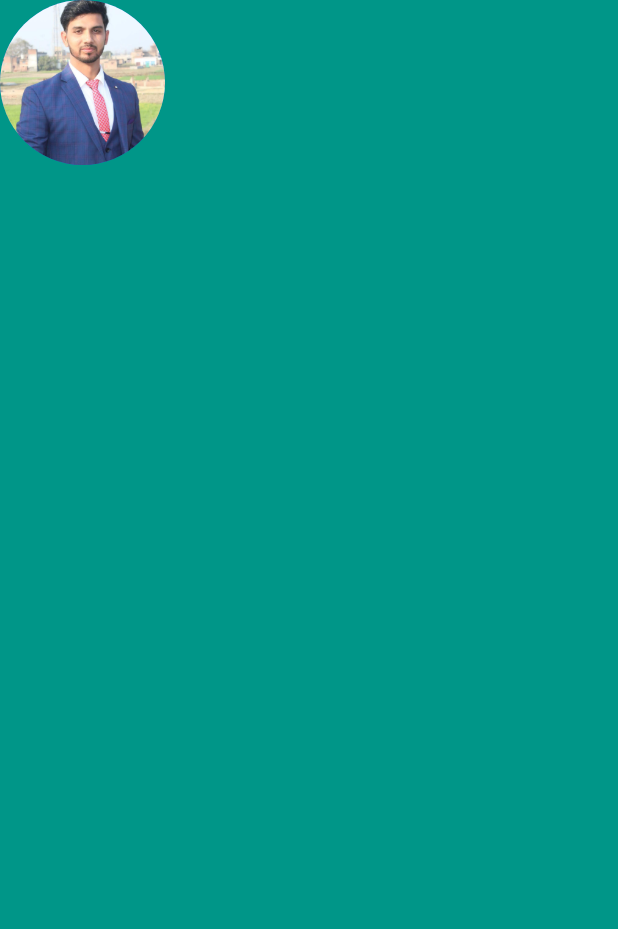
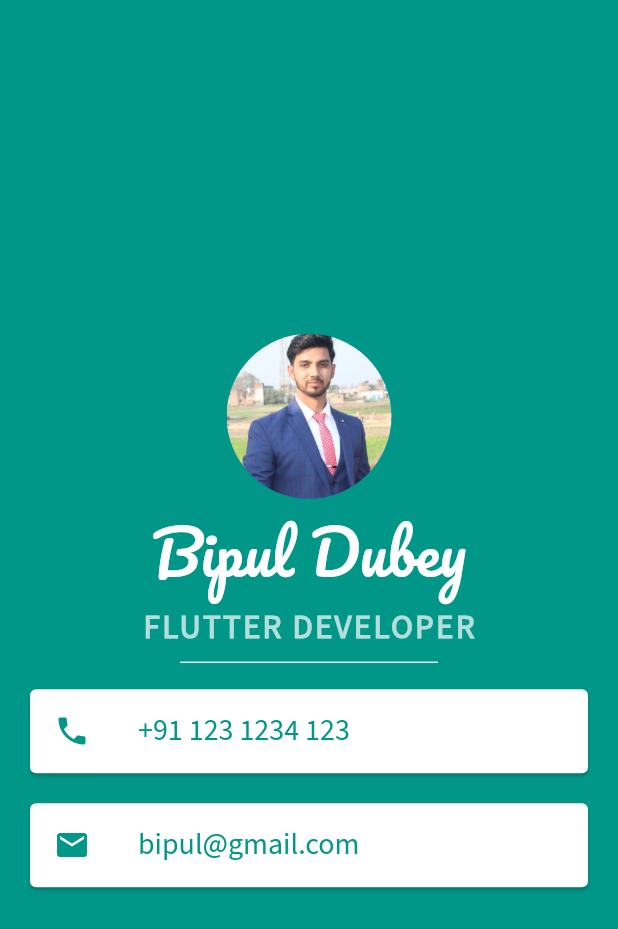
Before and after one commit to Bipul-Dubey/Flutter_learning, a Flutter app: the screen it shows after launch, on a phone screen of 412 x 824 dp. Shown: the top 929 px of the screen. Run offline on Flutter 3.47's test engine with Material 2 defaults, Android fonts, the phone set to English and light mode, and no system bars.

Commit message:
final mi_card

```diff
--- a/mi_card/lib/main.dart
+++ b/mi_card/lib/main.dart
@@ -10,15 +10,75 @@ class MyApp extends StatelessWidget {
 
   @override
   Widget build(BuildContext context) {
-    return const MaterialApp(
+    return MaterialApp(
+      debugShowCheckedModeBanner: false,
       home: Scaffold(
         backgroundColor: Colors.teal,
         body:SafeArea(
           child: Column(
+            mainAxisAlignment: MainAxisAlignment.center,
             children: [
-              CircleAvatar(
+              const CircleAvatar(
                 radius: 55.0,
                 backgroundImage: AssetImage('images/profile_image.png'),
+              ),
+              const Text(
+                "Bipul Dubey",
+                style: TextStyle(
+                  fontFamily: 'Pacifico',
+                  fontSize: 40.0,
+                  color: Colors.white,
+                ),
+              ),
+              Text(
+                "FLUTTER DEVELOPER",
+                style: TextStyle(
+                  fontFamily: 'SourceSans',
+                  fontSize: 22,
+                  color: Colors.teal.shade100,
+                  fontWeight: FontWeight.bold,
+                  letterSpacing: 1.5
+                ),
+              ),
+              Divider(
+                thickness: 1,
+                color: Colors.teal.shade50,
+                indent: 120,
+                endIndent: 120,
+              ),
+              const Card(
+                margin: EdgeInsets.symmetric(vertical: 10.0,horizontal: 20.0),
+                child: ListTile(
+                    leading: Icon(
+                        Icons.phone,
+                    ),
+                    title: Text(
+                      "+91 123 1234 123",
+                      style: TextStyle(
+                        fontFamily: "SourceSans",
+                        fontSize: 20
+                      ),
+                    ),
+                  iconColor: Colors.teal,
+                  textColor: Colors.teal,
+                ),
+              ),
+              const Card(
+                margin: EdgeInsets.symmetric(vertical: 10.0,horizontal: 20.0),
+                child: ListTile(
+                  leading: Icon(
+                    Icons.email,
+                  ),
+                  title: Text(
+                    "bipul@gmail.com",
+                    style: TextStyle(
+                        fontFamily: "SourceSans",
+                        fontSize: 20
+                    ),
+                  ),
+                  iconColor: Colors.teal,
+                  textColor: Colors.teal,
+                )
               ),
             ],
           ),
```
Also changed, not shown: mi_card/pubspec.yaml (+7 -12 lines), mi_card/fonts/Pacifico-Regular.ttf (added), mi_card/fonts/SourceSans.ttf (added).
